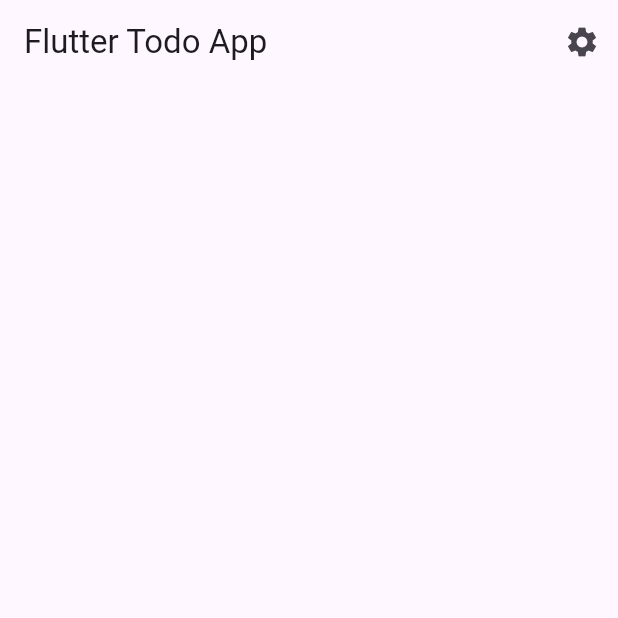
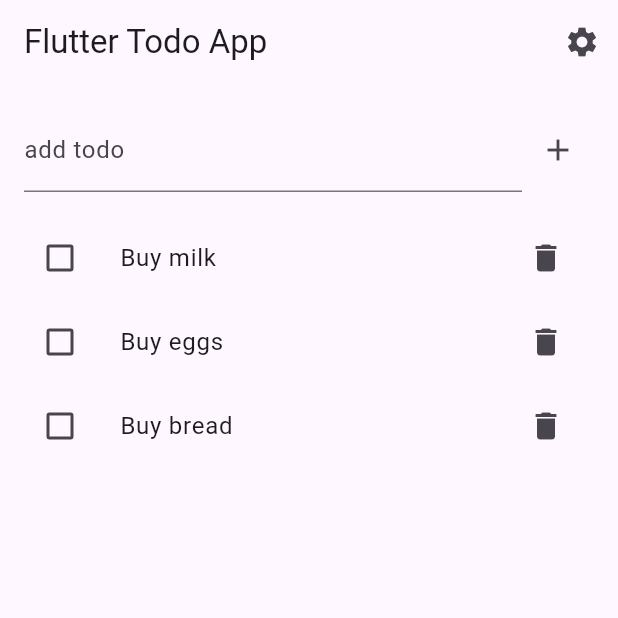
Before and after one commit to jmbae/flutter_todo_app, a Flutter app: the screen it shows after launch, on a phone screen of 412 x 824 dp, the top half of it. Run offline on Flutter 3.47's test engine with Material 3 defaults, Android fonts, the phone set to English and light mode, and no system bars; our stand-ins replace shared_preferences; generated files the repository leaves out were written again.

Commit message:
할 일 목록 뷰 추가 및 기존 TodoListView 파일 삭제

```diff
--- a/lib/src/app.dart
+++ b/lib/src/app.dart
@@ -5,7 +5,7 @@ import 'package:flutter_localizations/flutter_localizations.dart';
 import 'settings/settings_controller.dart';
 import 'settings/settings_view.dart';
 
-import 'todo_list_view.dart';
+import 'todo_list/todo_list_view.dart';
 
 /// The Widget that configures your application.
 class MyApp extends StatelessWidget {
--- /dev/null
+++ b/lib/src/models/todo.dart
@@ -0,0 +1,9 @@
+class Todo {
+  String title;
+  bool completed;
+
+  Todo({
+    required this.title,
+    this.completed = false,
+  });
+}
--- /dev/null
+++ b/lib/src/todo_list/todo_list_view.dart
@@ -0,0 +1,85 @@
+import 'package:flutter/material.dart';
+import 'package:flutter_gen/gen_l10n/app_localizations.dart';
+
+import '../models/todo.dart';
+import '../settings/settings_view.dart';
+
+class TodoListView extends StatefulWidget {
+  const TodoListView({super.key});
+  static const routeName = '/';
+
+  @override
+  State<TodoListView> createState() => _TodoListViewState();
+}
+
+class _TodoListViewState extends State<TodoListView> {
+  final List<Todo> _todoList = [
+    Todo(title: 'Buy milk'),
+    Todo(title: 'Buy eggs'),
+    Todo(title: 'Buy bread'),
+  ];
+  final _textController = TextEditingController();
+
+  @override
+  Widget build(BuildContext context) {
+    return Scaffold(
+      appBar:
+          AppBar(title: Text(AppLocalizations.of(context)!.appTitle), actions: [
+        IconButton(
+            onPressed: () {
+              Navigator.restorablePushNamed(context, SettingsView.routeName);
+            },
+            icon: const Icon(Icons.settings)),
+      ]),
+      body: Column(
+        children: [
+          Padding(
+            padding: const EdgeInsets.all(16.0),
+            child: Row(
+              children: [
+                Expanded(
+                  child: TextField(
+                    controller: _textController,
+                    decoration: InputDecoration(
+                      labelText: 'add todo',
+                    ),
+                    onSubmitted: (value) {},
+                  ),
+                ),
+                IconButton(onPressed: () {}, icon: const Icon(Icons.add))
+              ],
+            ),
+          ),
+          Expanded(
+            child: ListView.builder(
+              itemCount: _todoList.length,
+              itemBuilder: (context, index) {
+                final todo = _todoList[index];
+                return ListTile(
+                  title: Text(todo.title,
+                      style: todo.completed
+                          ? const TextStyle(
+                              decoration: TextDecoration.lineThrough)
+                          : null),
+                  leading: Checkbox(
+                    value: todo.completed,
+                    onChanged: (value) {
+                      setState(() {
+                        todo.completed = value!;
+                      });
+                    },
+                  ),
+                  trailing: IconButton(
+                      onPressed: () {
+                        // TODO: 삭제 구현
+                      },
+                      icon: const Icon(Icons.delete)),
+                );
+              },
+            ),
+          ),
+        ],
+      ),
+    );
+  }
+}
--- a/lib/src/todo_list_view.dart
+++ /dev/null
@@ -1,28 +0,0 @@
-import 'package:flutter/material.dart';
-import 'package:flutter_gen/gen_l10n/app_localizations.dart';
-
-import 'settings/settings_view.dart';
-
-class TodoListView extends StatefulWidget {
-  const TodoListView({super.key});
-  static const routeName = '/';
-
-  @override
-  State<TodoListView> createState() => _TodoListViewState();
-}
-
-class _TodoListViewState extends State<TodoListView> {
-  @override
-  Widget build(BuildContext context) {
-    return Scaffold(
-      appBar:
-          AppBar(title: Text(AppLocalizations.of(context)!.appTitle), actions: [
-        IconButton(
-            onPressed: () {
-              Navigator.restorablePushNamed(context, SettingsView.routeName);
-            },
-            icon: const Icon(Icons.settings))
-      ]),
-    );
-  }
-}
```
